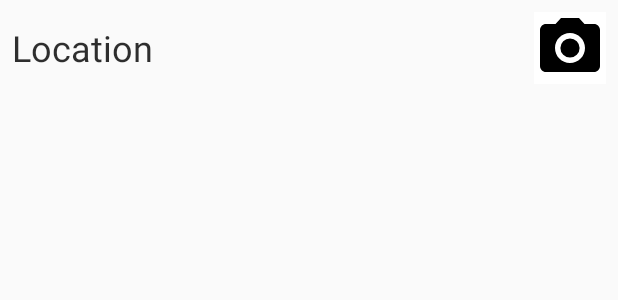
After one commit to Jalepeno/openHabAndroid, an Android app: the layout location_list_layout.xml on its own in the app's theme, with its tools: preview values and no code run, on a phone screen of 412 x 824 dp. The commit adds this screen. Shown: the top 300 px of the screen. Run offline under Robolectric (Android 15) with nearby library versions, the phone set to English and light mode, and no system bars.

Commit message:
added settings dialog to change name and user added list adapter for displaying multiple locations

```diff
--- a/app/src/main/res/layout/activity_maps.xml
+++ b/app/src/main/res/layout/activity_maps.xml
@@ -34,6 +34,7 @@
             android:paddingTop="@dimen/activity_vertical_margin">
 
             <ImageView
+                android:id="@+id/drawer_settings_iv"
                 android:layout_gravity="top|right"
                 android:src="@drawable/ic_settings_white"
                 android:layout_width="wrap_content"
@@ -54,7 +55,7 @@
                 android:fontFamily="sans-serif"
                 android:layout_width="wrap_content"
                 android:layout_height="wrap_content"
-                android:text="user"
+                android:hint="user"
                 android:textSize="18dp"/>
 
             <TextView
@@ -66,7 +67,7 @@
                 android:textColor="#FFFFFF"
                 android:layout_width="wrap_content"
                 android:layout_height="wrap_content"
-                android:text="Anders Andersen"
+                android:hint="name"
                 />
 
 
@@ -182,6 +183,7 @@
 
 
             <ImageButton
+                android:id="@+id/drawer_add_location_btn"
                 android:layout_gravity="bottom|center_horizontal"
                 android:src="@drawable/ic_plus"
                 style="@style/Base.Widget.AppCompat.Button.Borderless"
--- /dev/null
+++ b/app/src/main/res/layout/location_list_layout.xml
@@ -0,0 +1,44 @@
+<?xml version="1.0" encoding="utf-8"?>
+<android.support.constraint.ConstraintLayout
+    xmlns:android="http://schemas.android.com/apk/res/android" android:layout_width="match_parent"
+    android:layout_height="match_parent">
+
+
+    <LinearLayout
+        android:padding="8dp"
+        android:id="@+id/list_location_ll"
+        android:orientation="horizontal"
+        android:layout_width="match_parent"
+        android:layout_height="wrap_content"
+        android:gravity="center_vertical">
+
+        <TextView
+            android:id="@+id/list_location_name_tv"
+            android:layout_width="wrap_content"
+            android:layout_height="wrap_content"
+            android:layout_gravity="center_vertical"
+            android:fontFamily="sans-serif"
+            android:textColor="#d0000000"
+            android:textSize="24dp"
+            android:text="Location"/>
+
+        <View
+            android:visibility="invisible"
+            android:layout_width="0dp"
+            android:layout_height="1dp"
+            android:layout_weight="1"
+            />
+
+        <ImageView
+
+            android:background="#ffffff"
+            android:id="@+id/list_location_iv"
+            android:layout_gravity="right"
+            android:src="@drawable/ic_menu_camera"
+            android:padding="0dp"
+            android:layout_width="48dp"
+            android:layout_height="48dp" />
+
+
+    </LinearLayout>
+</android.support.constraint.ConstraintLayout>
--- a/app/src/main/res/values/colors.xml
+++ b/app/src/main/res/values/colors.xml
@@ -3,4 +3,6 @@
     <color name="colorPrimary">#3F51B5</color>
     <color name="colorPrimaryDark">#303F9F</color>
     <color name="colorAccent">#FF4081</color>
+    <color name="orange500">#FF9800</color>
+    <color name="white_solid">#FFFFFF</color>
 </resources>
```
Also changed, not shown: app/src/main/java/se2gce17/openhab_se2/LocationListAdapter.java (added, +90 -0 lines), app/src/main/java/se2gce17/openhab_se2/MapsActivity.java (+103 -14 lines).
